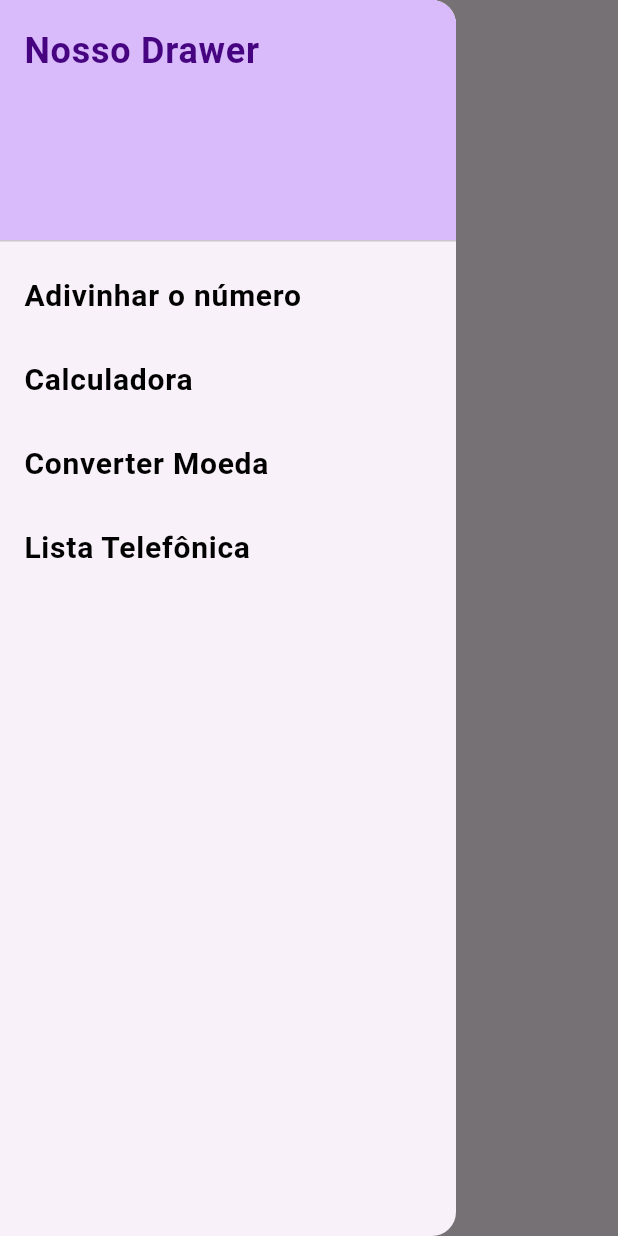
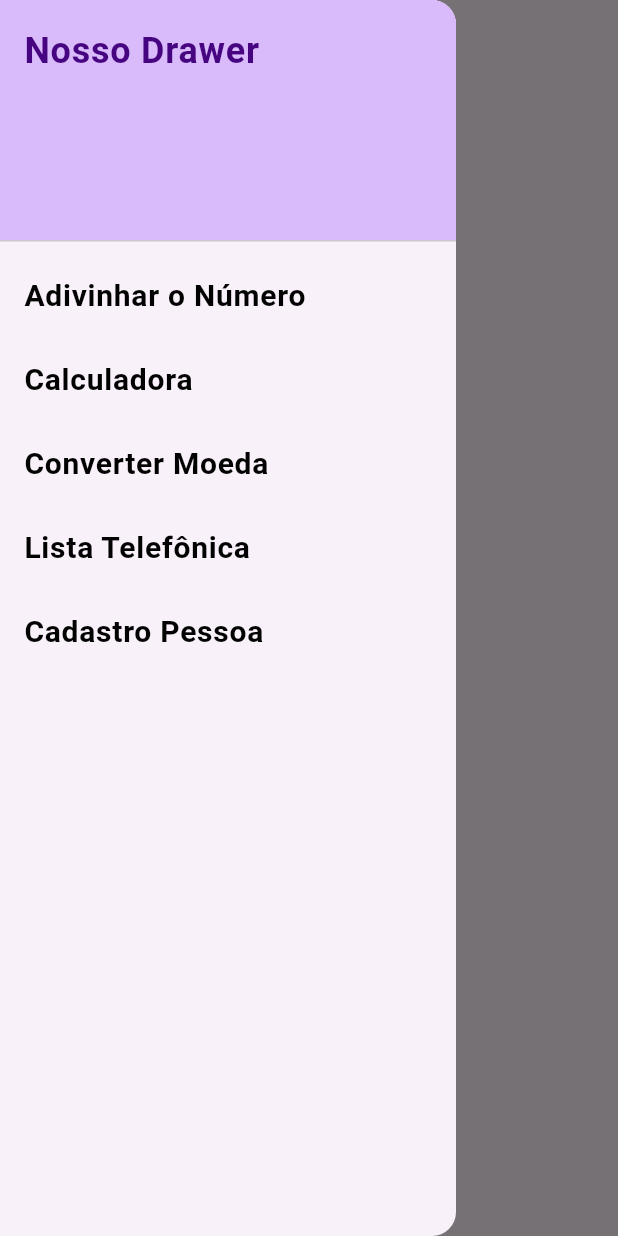
Before and after one commit to fermioko/drawer_aula_flutter, a Flutter app: the screen it shows after launch, with the side drawer open, on a phone screen of 412 x 824 dp. Run offline on Flutter 3.47's test engine with Material 3 defaults, Android fonts, the phone set to English and light mode, and no system bars.

Commit message:
"cadastro de pessoa com BE intelij"

```diff
--- a/lib/main.dart
+++ b/lib/main.dart
@@ -1,3 +1,4 @@
+import 'package:drawer_aula_flutter/screens/cadastro_pessoa.dart';
 import 'package:drawer_aula_flutter/screens/calculadora.dart';
 import 'package:drawer_aula_flutter/screens/converter_moeda.dart';
 import 'package:drawer_aula_flutter/screens/home.dart';
@@ -28,7 +29,9 @@ class MyApp extends StatelessWidget {
         '/adivinhar': (context) => const JogoNumero(),
         '/calculadora': (context) => const CalculadoraApp(),
         '/converterMoeda': (context) => const ConverterMoedaApp(),
+       // '/temperatura': (context) => const TemperaturaApp(),
         '/listaTelefonica': (context) => const ListaTelefonica(),
+        '/cadastro-pessoa': (context) => CadastroPessoaApp(),
       },
 
     );
--- a/lib/screens/home.dart
+++ b/lib/screens/home.dart
@@ -33,7 +33,7 @@ class _HomePageState extends State<HomePage> {
               ),
             ),
             ListTile(
-              title: const Text('Adivinhar o número',
+              title: const Text('Adivinhar o Número',
                 style: TextStyle(
                   fontSize: 20,
                   fontWeight: FontWeight.bold,
@@ -76,6 +76,19 @@ class _HomePageState extends State<HomePage> {
                 Navigator.pushNamed(context, '/listaTelefonica');
               },
             ),
+            ListTile(
+              title: const Text('Cadastro Pessoa',
+                style: TextStyle(
+                  fontSize: 20,
+                  fontWeight: FontWeight.bold,
+                  color: Color.fromARGB(255, 2, 2, 2),
+                )),
+              onTap: () {
+                Navigator.pushNamed(context, '/cadastro-pessoa');
+              },
+            ),
+
+
 
 
 
--- a/lib/screens/temperatura.dart
+++ b/lib/screens/temperatura.dart
@@ -1,8 +1,6 @@
 import 'package:flutter/material.dart';
 
-void main() {
-  runApp(const TemperaturaApp());
-}
+
 
 class TemperaturaApp extends StatelessWidget {
   const TemperaturaApp({super.key});
```
Also changed, not shown: lib/screens/cadastro_pessoa.dart (added, +111 -0 lines).
